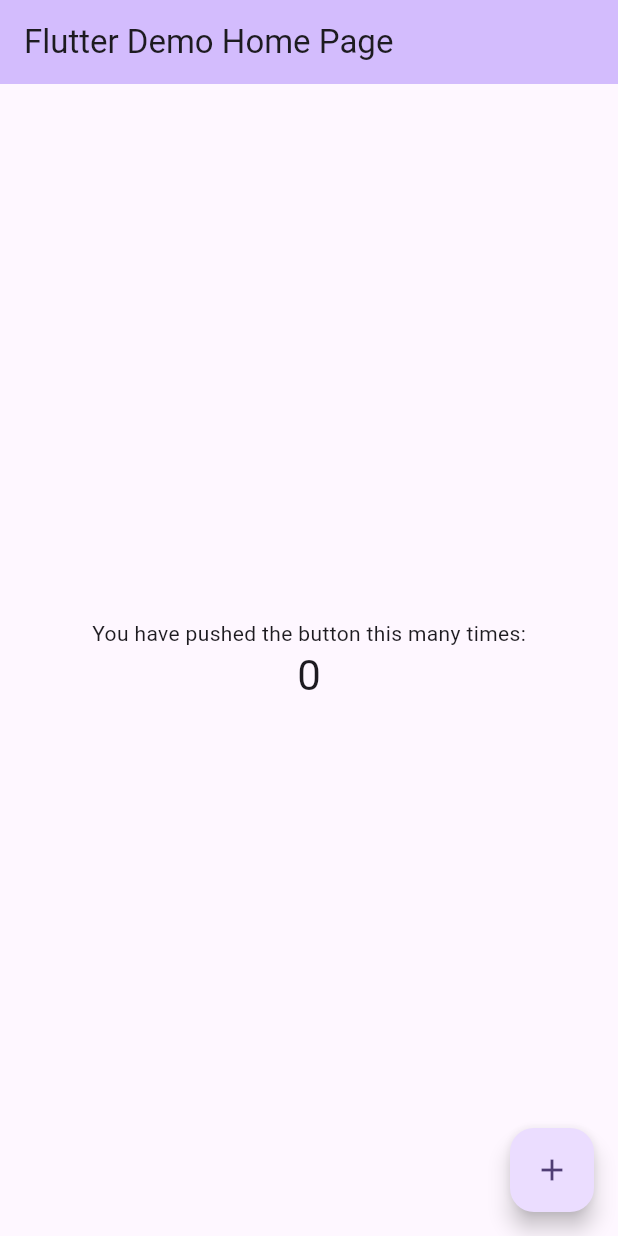
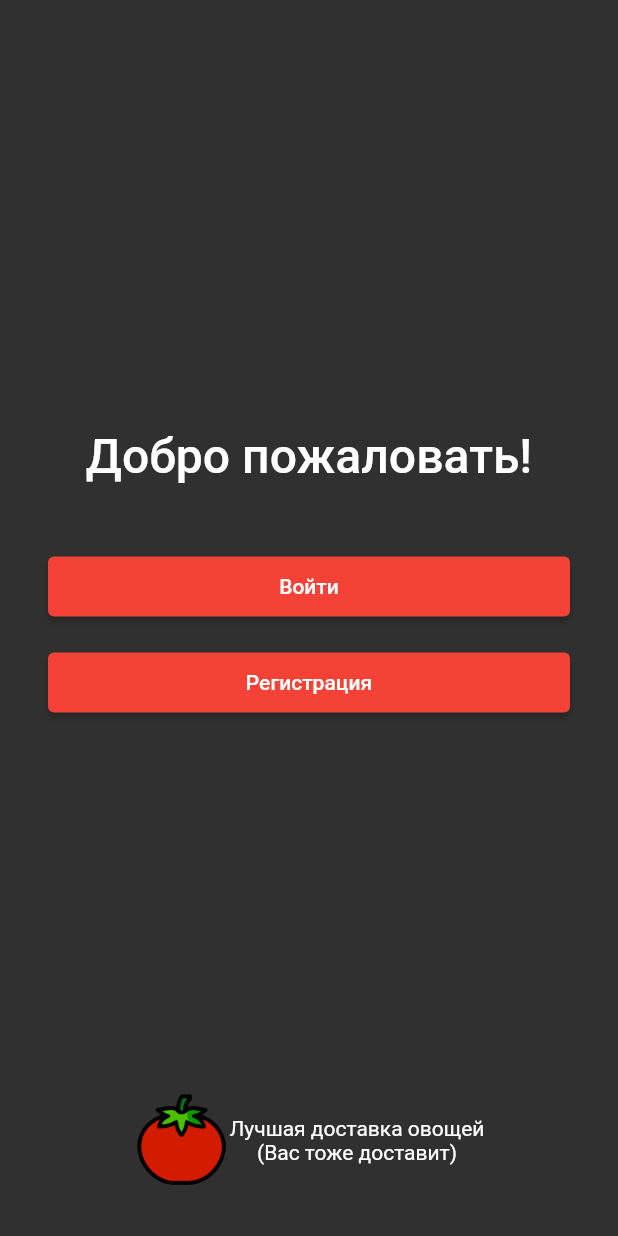
Before and after one commit to kirillkeril/ft, a Flutter app: the screen it shows after launch, on a phone screen of 412 x 824 dp. Run offline on Flutter 3.47's test engine with Material 2 defaults, Android fonts, the phone set to English and light mode, and no system bars.

Commit message:
add login pages

```diff
--- /dev/null
+++ b/lib/common/widgets/MaxSizeButton.dart
@@ -0,0 +1,21 @@
+import 'package:flutter/material.dart';
+
+class MaxSizeButton extends StatelessWidget {
+  final Widget child;
+  final void Function() onPressed;
+
+  const MaxSizeButton(
+      {super.key, required this.child, required this.onPressed});
+
+  @override
+  Widget build(BuildContext context) {
+    return SizedBox(
+      width: double.infinity,
+      height: 40,
+      child: ElevatedButton(
+        onPressed: onPressed,
+        child: child,
+      ),
+    );
+  }
+}
--- a/lib/main.dart
+++ b/lib/main.dart
@@ -1,4 +1,5 @@
 import 'package:flutter/material.dart';
+import 'package:ft/pages/auth/AuthPage.dart';
 
 void main() {
   runApp(const MyApp());
@@ -7,119 +8,21 @@ void main() {
 class MyApp extends StatelessWidget {
   const MyApp({super.key});
 
-  // This widget is the root of your application.
   @override
   Widget build(BuildContext context) {
     return MaterialApp(
-      title: 'Flutter Demo',
       theme: ThemeData(
-        // This is the theme of your application.
-        //
-        // TRY THIS: Try running your application with "flutter run". You'll see
-        // the application has a blue toolbar. Then, without quitting the app,
-        // try changing the seedColor in the colorScheme below to Colors.green
-        // and then invoke "hot reload" (save your changes or press the "hot
-        // reload" button in a Flutter-supported IDE, or press "r" if you used
-        // the command line to start the app).
-        //
-        // Notice that the counter didn't reset back to zero; the application
-        // state is not lost during the reload. To reset the state, use hot
-        // restart instead.
-        //
-        // This works for code too, not just values: Most code changes can be
-        // tested with just a hot reload.
-        colorScheme: ColorScheme.fromSeed(seedColor: Colors.deepPurple),
-        useMaterial3: true,
-      ),
-      home: const MyHomePage(title: 'Flutter Demo Home Page'),
+          textTheme:
+              const TextTheme(labelSmall: TextStyle(color: Colors.white)),
+          useMaterial3: false,
+          colorScheme: const ColorScheme.dark(
+            onPrimary: Colors.white,
+            outline: Colors.deepOrange,
+            background: Colors.black,
+            surface: Colors.red,
+            primary: Colors.red,
+          )),
+      home: const AuthPage(),
     );
   }
 }
-
-class MyHomePage extends StatefulWidget {
-  const MyHomePage({super.key, required this.title});
-
-  // This widget is the home page of your application. It is stateful, meaning
-  // that it has a State object (defined below) that contains fields that affect
-  // how it looks.
-
-  // This class is the configuration for the state. It holds the values (in this
-  // case the title) provided by the parent (in this case the App widget) and
-  // used by the build method of the State. Fields in a Widget subclass are
-  // always marked "final".
-
-  final String title;
-
-  @override
-  State<MyHomePage> createState() => _MyHomePageState();
-}
-
-class _MyHomePageState extends State<MyHomePage> {
-  int _counter = 0;
-
-  void _incrementCounter() {
-    setState(() {
-      // This call to setState tells the Flutter framework that something has
-      // changed in this State, which causes it to rerun the build method below
-      // so that the display can reflect the updated values. If we changed
-      // _counter without calling setState(), then the build method would not be
-      // called again, and so nothing would appear to happen.
-      _counter++;
-    });
-  }
-
-  @override
-  Widget build(BuildContext context) {
-    // This method is rerun every time setState is called, for instance as done
-    // by the _incrementCounter method above.
-    //
-    // The Flutter framework has been optimized to make rerunning build methods
-    // fast, so that you can just rebuild anything that needs updating rather
-    // than having to individually change instances of widgets.
-    return Scaffold(
-      appBar: AppBar(
-        // TRY THIS: Try changing the color here to a specific color (to
-        // Colors.amber, perhaps?) and trigger a hot reload to see the AppBar
-        // change color while the other colors stay the same.
-        backgroundColor: Theme.of(context).colorScheme.inversePrimary,
-        // Here we take the value from the MyHomePage object that was created by
-        // the App.build method, and use it to set our appbar title.
-        title: Text(widget.title),
-      ),
-      body: Center(
-        // Center is a layout widget. It takes a single child and positions it
-        // in the middle of the parent.
-        child: Column(
-          // Column is also a layout widget. It takes a list of children and
-          // arranges them vertically. By default, it sizes itself to fit its
-          // children horizontally, and tries to be as tall as its parent.
-          //
-          // Column has various properties to control how it sizes itself and
-          // how it positions its children. Here we use mainAxisAlignment to
-          // center the children vertically; the main axis here is the vertical
-          // axis because Columns are vertical (the cross axis would be
-          // horizontal).
-          //
-          // TRY THIS: Invoke "debug painting" (choose the "Toggle Debug Paint"
-          // action in the IDE, or press "p" in the console), to see the
-          // wireframe for each widget.
-          mainAxisAlignment: MainAxisAlignment.center,
-          children: <Widget>[
-            const Text(
-              'You have pushed the button this many times:',
-            ),
-            Text(
-              '$_counter',
-              style: Theme.of(context).textTheme.headlineMedium,
-            ),
-          ],
-        ),
-      ),
-      floatingActionButton: FloatingActionButton(
-        onPressed: _incrementCounter,
-        tooltip: 'Increment',
-        child: const Icon(Icons.add),
-      ), // This trailing comma makes auto-formatting nicer for build methods.
-    );
-  }
-}
--- /dev/null
+++ b/lib/pages/auth/authPage.dart
@@ -0,0 +1,11 @@
+import 'package:flutter/material.dart';
+import 'package:ft/pages/auth/widgets/Greeting.dart';
+
+class AuthPage extends StatelessWidget {
+  const AuthPage({super.key});
+
+  @override
+  Widget build(BuildContext context) {
+    return const Greeting();
+  }
+}
--- /dev/null
+++ b/lib/pages/auth/widgets/greeting.dart
@@ -0,0 +1,62 @@
+import 'package:flutter/material.dart';
+import 'package:ft/common/widgets/MaxSizeButton.dart';
+import 'package:ft/pages/auth/widgets/email.dart';
+
+class Greeting extends StatelessWidget {
+  const Greeting({super.key});
+
+  @override
+  Widget build(BuildContext context) {
+    return Scaffold(
+      body: Center(
+        child: Padding(
+          padding: const EdgeInsets.symmetric(vertical: 32),
+          child: Column(
+            mainAxisAlignment: MainAxisAlignment.spaceBetween,
+            children: [
+              const SizedBox(),
+              Container(
+                padding: const EdgeInsets.symmetric(horizontal: 32),
+                child: Column(
+                  children: [
+                    const Text(
+                      "Добро пожаловать!",
+                      style:
+                          TextStyle(fontSize: 32, fontWeight: FontWeight.w500),
+                    ),
+                    const SizedBox(height: 48),
+                    MaxSizeButton(
+                        child: const Text("Войти"),
+                        onPressed: () {
+                          Navigator.push(
+                              context,
+                              MaterialPageRoute(
+                                builder: (context) => const Email(),
+                              ));
+                        }),
+                    const SizedBox(height: 24),
+                    MaxSizeButton(
+                        child: const Text("Регистрация"), onPressed: () {})
+                  ],
+                ),
+              ),
+              Row(
+                mainAxisAlignment: MainAxisAlignment.center,
+                children: [
+                  SizedBox(
+                      width: 64, child: Image.asset("assets/img/logo.png")),
+                  const Column(
+                    children: [
+                      Text("Лучшая доставка овощей"),
+                      Text("(Вас тоже доставит)"),
+                    ],
+                  )
+                ],
+              ),
+            ],
+          ),
+        ),
+      ),
+    );
+  }
+}
--- a/pubspec.yaml
+++ b/pubspec.yaml
@@ -52,6 +52,8 @@ dev_dependencies:
 
 # The following section is specific to Flutter packages.
 flutter:
+  assets:
+    - assets/img/logo.png
 
   # The following line ensures that the Material Icons font is
   # included with your application, so that you can use the icons in
```
Also changed, not shown: lib/pages/auth/widgets/email.dart (added, +87 -0 lines), lib/pages/auth/widgets/password.dart (added, +49 -0 lines), assets/img/logo.png (added).
